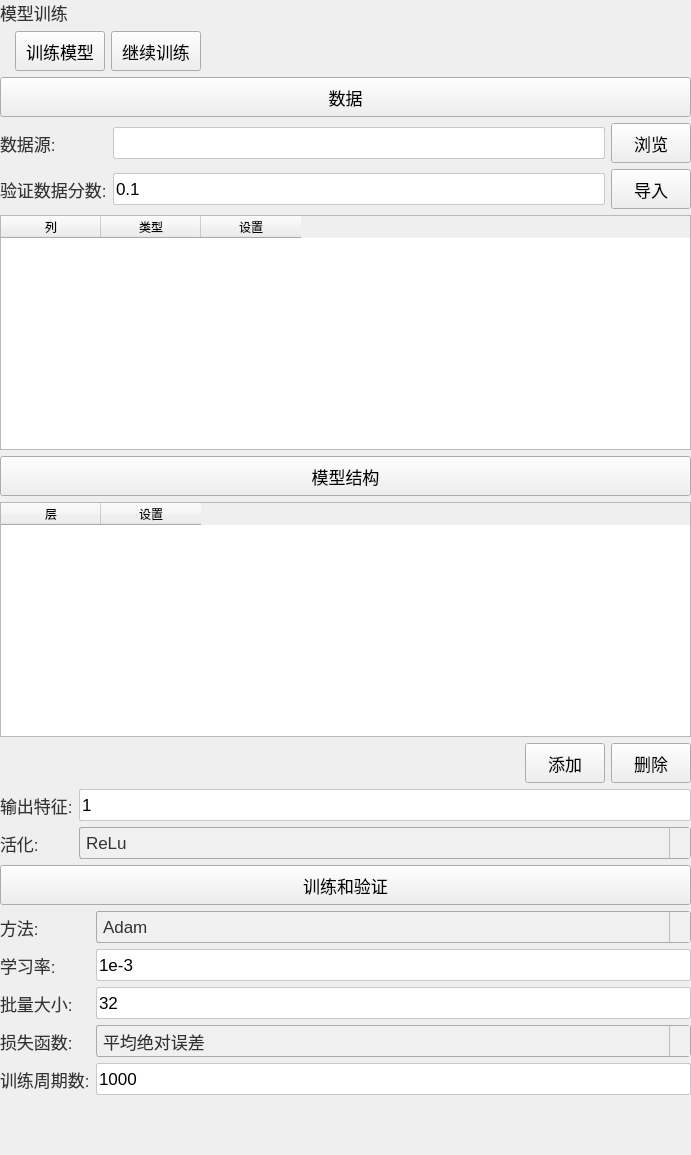
This is plugins/Base_SurrogateModel/DNNModel.ui in asd977/base_cae as Qt 5 draws it before an edit. The edited form follows.
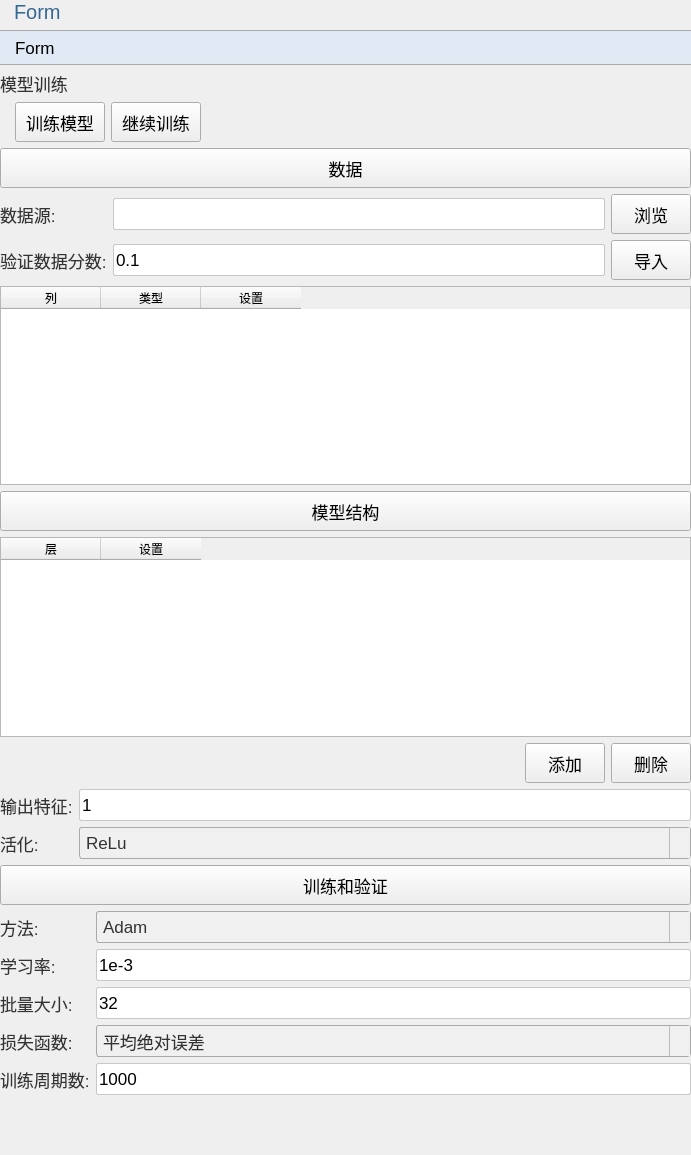
This is the edited form. Icons and pictures are not drawn.

Patch:
```diff
--- a/plugins/Base_SurrogateModel/DNNModel.ui
+++ b/plugins/Base_SurrogateModel/DNNModel.ui
@@ -127,6 +127,20 @@
    <property name="bottomMargin">
     <number>0</number>
    </property>
+   <item>
+    <widget class="QLabel" name="pageNameLabel">
+     <property name="text">
+      <string>Form</string>
+     </property>
+    </widget>
+   </item>
+   <item>
+    <widget class="QPushButton" name="pushButton">
+     <property name="text">
+      <string>Form</string>
+     </property>
+    </widget>
+   </item>
    <item>
     <widget class="QLabel" name="label_2">
      <property name="text">
```
